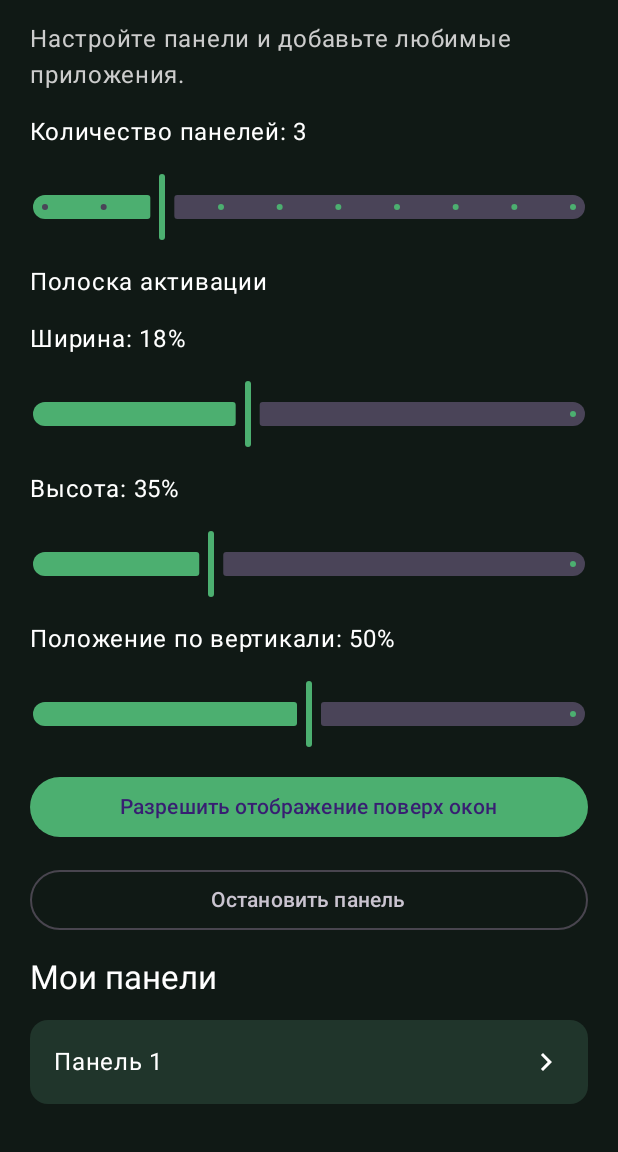
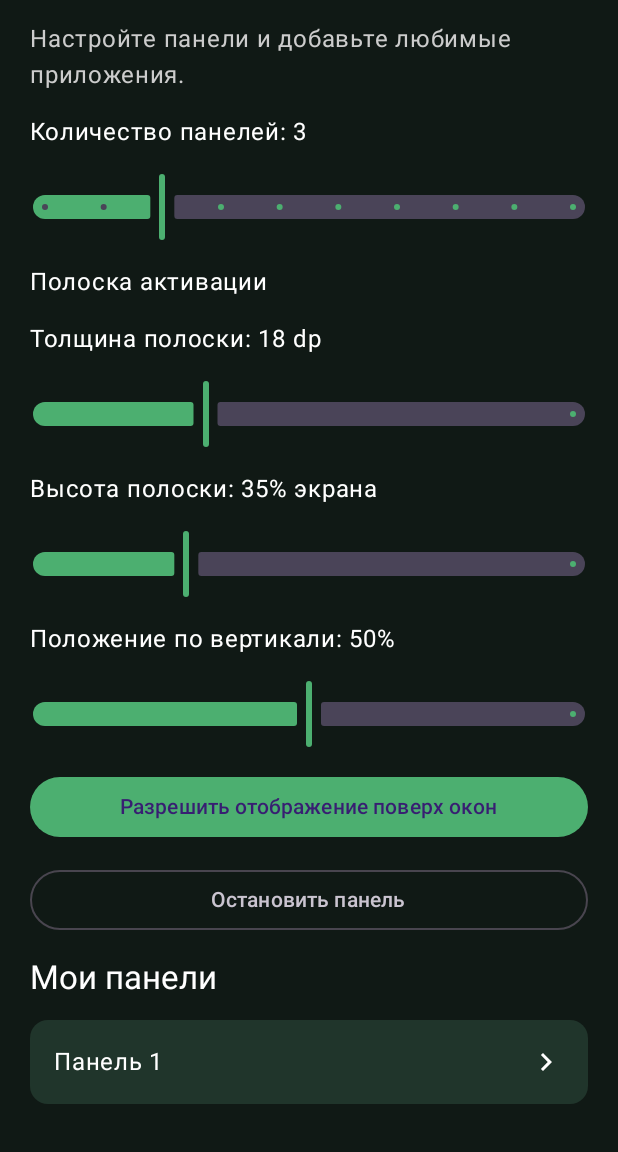
Before and after one commit to wwwmat/BokovayaPanel-Android, an Android app built with Jetpack Compose: the screen it shows after launch (MainActivity), on a phone screen of 412 x 824 dp, the part 84-1236 px from its top. Run offline under Robolectric (Android 15) with nearby library versions, the phone set to English and light mode, and no system bars.

Commit message:
Correct activation handle controls

```diff
--- a/app/src/main/java/com/wwwmat/bokovayapanel/MainActivity.kt
+++ b/app/src/main/java/com/wwwmat/bokovayapanel/MainActivity.kt
@@ -39,8 +39,8 @@ class MainActivity : ComponentActivity() {
             Text("Количество панелей: $count", color=Color.White)
             Slider(count.toFloat(), { count=it.toInt().coerceIn(1,10); PanelData.setCount(this@MainActivity,count) }, valueRange=1f..10f, steps=8)
             Text("Полоска активации", color=Color.White)
-            Text("Ширина: $width%", color=Color.White); Slider(width.toFloat(),{width=it.toInt();PanelData.saveHandle(this@MainActivity,width,height,y)},valueRange=4f..40f)
-            Text("Высота: $height%", color=Color.White); Slider(height.toFloat(),{height=it.toInt();PanelData.saveHandle(this@MainActivity,width,height,y)},valueRange=4f..100f)
+            Text("Толщина полоски: $width dp", color=Color.White); Slider(width.toFloat(),{width=it.toInt();PanelData.saveHandle(this@MainActivity,width,height,y)},valueRange=8f..40f)
+            Text("Высота полоски: $height% экрана", color=Color.White); Slider(height.toFloat(),{height=it.toInt();PanelData.saveHandle(this@MainActivity,width,height,y)},valueRange=10f..100f)
             Text("Положение по вертикали: $y%", color=Color.White); Slider(y.toFloat(),{y=it.toInt();PanelData.saveHandle(this@MainActivity,width,height,y)},valueRange=0f..100f)
             Button(onClick={ if(!Settings.canDrawOverlays(this@MainActivity)) startActivity(Intent(Settings.ACTION_MANAGE_OVERLAY_PERMISSION, Uri.parse("package:$packageName"))) else startService(Intent(this@MainActivity,PanelService::class.java)) }, modifier=Modifier.fillMaxWidth()) { Text(if(Settings.canDrawOverlays(this@MainActivity)) "Запустить боковую панель" else "Разрешить отображение поверх окон") }
             OutlinedButton(onClick={stopService(Intent(this@MainActivity,PanelService::class.java))}, modifier=Modifier.fillMaxWidth()) { Text("Остановить панель") }
```
